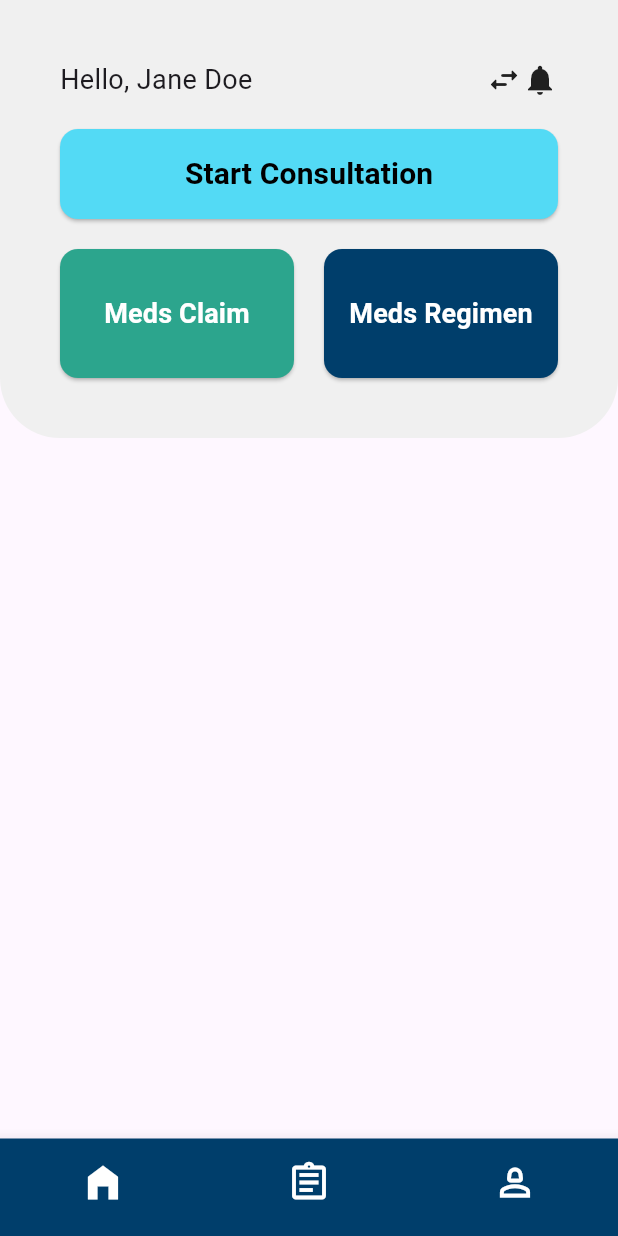
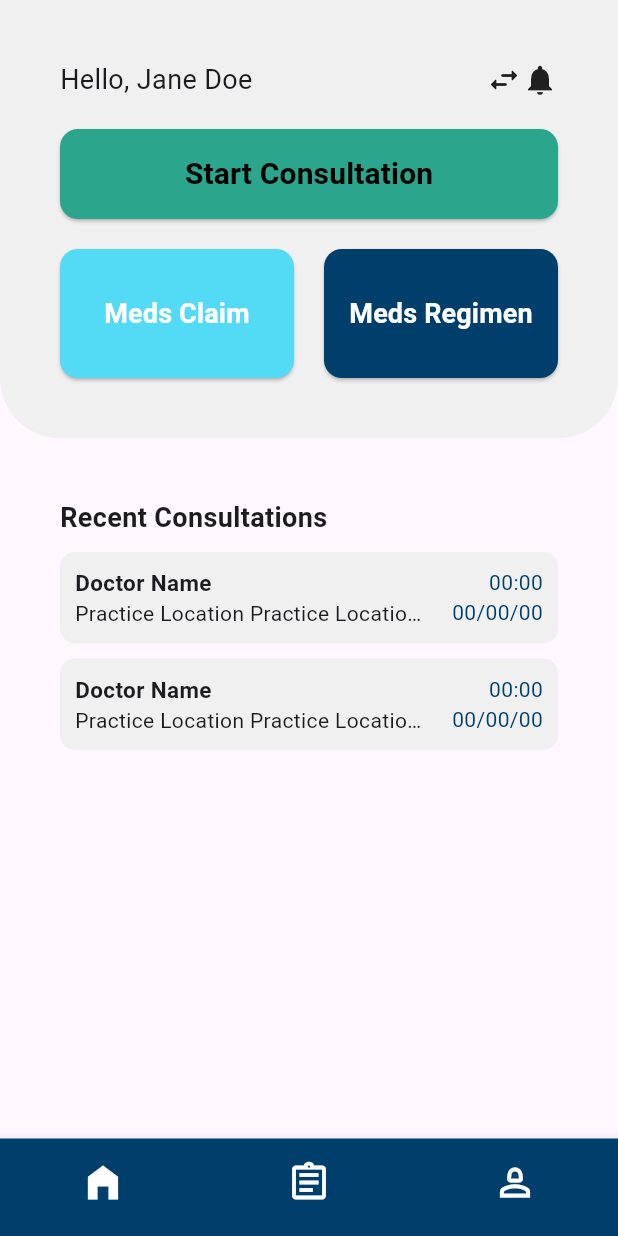
Before and after one commit to sirreidlos/medigram-app, a Flutter app: the screen it shows after launch, on a phone screen of 412 x 824 dp. Run offline on Flutter 3.47's test engine with Material 3 defaults, Android fonts, the phone set to English and light mode, and no system bars.

Commit message:
Feat: Record Card

```diff
--- /dev/null
+++ b/lib/components/record_card.dart
@@ -0,0 +1,67 @@
+import 'package:flutter/material.dart';
+import 'package:medigram_app/utils/style.dart';
+
+class RecordCard extends StatelessWidget {
+  const RecordCard({super.key});
+
+  @override
+  Widget build(BuildContext context) {
+    return Container(
+      padding: EdgeInsets.all(10),
+      decoration: BoxDecoration(
+        color: Color(secondaryColor1),
+        borderRadius: BorderRadius.all(Radius.circular(10))
+      ),
+      child: Row(
+        spacing: 15,
+        children: [
+          Expanded(
+            // width: double.infinity,
+            child: Column(
+              crossAxisAlignment: CrossAxisAlignment.start,
+              children: [
+                Text(
+                  "Doctor Name",
+                  overflow: TextOverflow.ellipsis,
+                  style: TextStyle(
+                    fontSize: 15,
+                    fontWeight: FontWeight.w600
+                  ),
+                ),
+                Text(
+                  "Practice Location Practice Location Practice Location Practice Location",
+                  overflow: TextOverflow.ellipsis,
+                  style: TextStyle(
+                    fontSize: 14,
+                    fontWeight: FontWeight.w400
+                  ),
+                ),
+              ],
+            ),
+          ),
+          Column(
+            crossAxisAlignment: CrossAxisAlignment.end,
+            children: [
+              Text(
+                "00:00",
+                style: TextStyle(
+                  fontSize: 14,
+                  fontWeight: FontWeight.w400,
+                  color: Color(secondaryColor2)
+                ),
+              ),
+              Text(
+                "00/00/00",
+                style: TextStyle(
+                  fontSize: 14,
+                  fontWeight: FontWeight.w400,
+                  color: Color(secondaryColor2)
+                ),
+              ),
+            ],
+          )
+        ],
+      ),
+    );
+  }
+}
--- a/lib/page/home.dart
+++ b/lib/page/home.dart
@@ -1,4 +1,6 @@
 import 'package:flutter/material.dart';
+import 'package:medigram_app/components/record_card.dart';
+import 'package:medigram_app/utils/style.dart';
 
 class HomePage extends StatelessWidget {
   const HomePage({super.key});
@@ -11,7 +13,7 @@ class HomePage extends StatelessWidget {
             Container(
               padding: EdgeInsets.all(40),
               decoration: BoxDecoration(
-                color: Color(0xfff0f0f0),
+                color: Color(secondaryColor1),
                 borderRadius: BorderRadius.only(
                   bottomLeft: Radius.circular(40),
                   bottomRight: Radius.circular(40))
@@ -40,7 +42,7 @@ class HomePage extends StatelessWidget {
                     child: ElevatedButton(
                       onPressed: () {},
                       style: ElevatedButton.styleFrom(
-                        backgroundColor: Color(0xff53daf5),
+                        backgroundColor: Color(primaryColor1),
                         padding: EdgeInsets.zero,
                         foregroundColor: Colors.black,
                         shape: RoundedRectangleBorder(
@@ -60,7 +62,7 @@ class HomePage extends StatelessWidget {
                         child: ElevatedButton(
                           onPressed: () {},
                           style: ElevatedButton.styleFrom(
-                            backgroundColor: Color(0xff2ca58d),
+                            backgroundColor: Color(primaryColor2),
                             padding: EdgeInsets.only(top: 30, bottom: 30, left: 0, right: 0),
                             foregroundColor: Colors.white,
                             shape: RoundedRectangleBorder(
@@ -78,7 +80,7 @@ class HomePage extends StatelessWidget {
                         child: ElevatedButton(
                           onPressed: () {},
                           style: ElevatedButton.styleFrom(
-                            backgroundColor: Color(0xff003e6b),
+                            backgroundColor: Color(secondaryColor2),
                             padding: EdgeInsets.only(top: 30, bottom: 30, left: 0, right: 0),
                             foregroundColor: Colors.white,
                             shape: RoundedRectangleBorder(
@@ -97,6 +99,21 @@ class HomePage extends StatelessWidget {
                 ],
               ),
             ),
+            Container(
+              padding: EdgeInsets.all(40),
+              child: Column(
+                spacing: 10,
+                crossAxisAlignment: CrossAxisAlignment.start,
+                children: [
+                  Text(
+                    "Recent Consultations",
+                    style: TextStyle(fontSize: 18, fontWeight: FontWeight.w600),
+                  ),
+                  RecordCard(),
+                  RecordCard()
+                ],
+              ),
+            )
           ],
         ),
       );
--- /dev/null
+++ b/lib/utils/style.dart
@@ -0,0 +1,4 @@
+int primaryColor1 = 0xff2ca58d;
+int primaryColor2 = 0xff53daf5;
+int secondaryColor1 = 0xfff0f0f0;
+int secondaryColor2 = 0xff003e6b;
```
Lines whose indentation alone changed are shown as unchanged.
